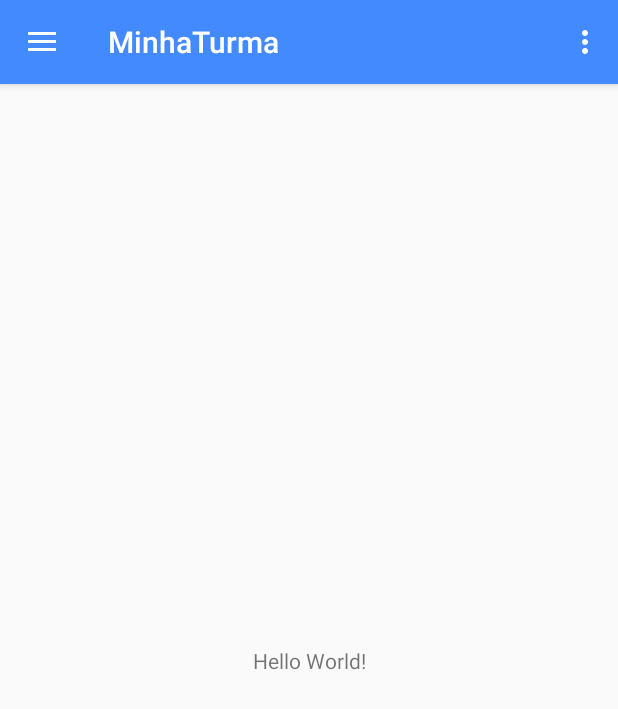
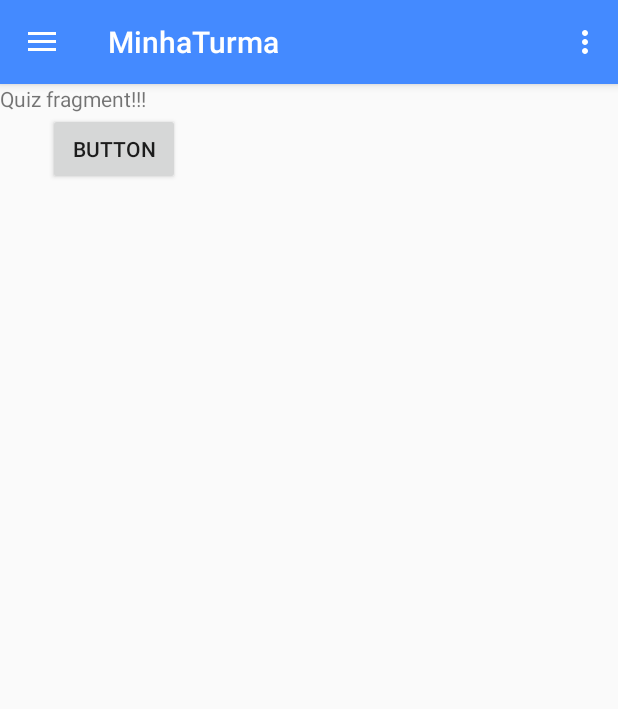
Before and after one commit to minha-turma/professor-app, an Android app: the MainActivity screen opened directly, with no data from a screen before it, in the side drawer, after a tap on "Quiz", on a phone screen of 412 x 824 dp. Shown: the top 709 px of the screen. Run offline under Robolectric (Android 15) with nearby library versions, the phone set to English and light mode, and no system bars.

Commit message:
Add fragments to application

```diff
--- a/app/src/main/java/minhaturma/ufrpe/br/minhaturma/MainActivity.java
+++ b/app/src/main/java/minhaturma/ufrpe/br/minhaturma/MainActivity.java
@@ -1,9 +1,8 @@
 package minhaturma.ufrpe.br.minhaturma;
 
+import android.support.v4.app.FragmentManager;
+import android.support.v4.app.FragmentTransaction;
 import android.os.Bundle;
-import android.support.design.widget.FloatingActionButton;
-import android.support.design.widget.Snackbar;
-import android.view.View;
 import android.support.design.widget.NavigationView;
 import android.support.v4.view.GravityCompat;
 import android.support.v4.widget.DrawerLayout;
@@ -32,6 +31,13 @@
 
         NavigationView navigationView = (NavigationView) findViewById(R.id.nav_view);
         navigationView.setNavigationItemSelectedListener(this);
+
+        navigationView.setCheckedItem(R.id.news);
+
+        FragmentManager fm = getSupportFragmentManager();
+        FragmentTransaction ft = fm.beginTransaction();
+        ft.add(R.id.fragment_container, NewsFragment.getInstance());
+        ft.commit();
     }
 
     @Override
@@ -72,19 +78,22 @@
         // Handle navigation view item clicks here.
         int id = item.getItemId();
 
-        if (id == R.id.nav_camera) {
-            // Handle the camera action
-        } else if (id == R.id.nav_gallery) {
+        FragmentManager fm = getSupportFragmentManager();
+        FragmentTransaction ft = fm.beginTransaction();
 
-        } else if (id == R.id.nav_slideshow) {
+        if (id == R.id.news) {
+            ft.replace(R.id.fragment_container, NewsFragment.getInstance());
+        } else if (id == R.id.presence) {
+            ft.replace(R.id.fragment_container, PresenceFragment.getInstance());
+        } else if (id == R.id.quiz) {
+            ft.replace(R.id.fragment_container, QuizFragment.getInstance());
+        } else if (id == R.id.assignments) {
+            ft.replace(R.id.fragment_container, AssignmentsFragment.getInstance());
+        } else if (id == R.id.messages) {
+            ft.replace(R.id.fragment_container, MessagesFragment.getInstance());
+        }
 
-        } else if (id == R.id.nav_manage) {
-
-        } else if (id == R.id.nav_share) {
-
-        } else if (id == R.id.nav_send) {
-
-        }
+        ft.commit();
 
         DrawerLayout drawer = (DrawerLayout) findViewById(R.id.drawer_layout);
         drawer.closeDrawer(GravityCompat.START);
--- /dev/null
+++ b/app/src/main/java/minhaturma/ufrpe/br/minhaturma/NewsFragment.java
@@ -0,0 +1,25 @@
+package minhaturma.ufrpe.br.minhaturma;
+
+import android.os.Bundle;
+import android.support.v4.app.Fragment;
+import android.view.LayoutInflater;
+import android.view.View;
+import android.view.ViewGroup;
+
+public class NewsFragment extends Fragment {
+
+    static NewsFragment instance;
+
+    public static NewsFragment getInstance() {
+        if (instance == null) {
+            instance = new NewsFragment();
+        }
+        return instance;
+    }
+
+    @Override
+    public View onCreateView(LayoutInflater inflater, ViewGroup container, Bundle savedInstanceState) {
+        return inflater.inflate(R.layout.fragment_news, container, false);
+    }
+
+}
--- /dev/null
+++ b/app/src/main/java/minhaturma/ufrpe/br/minhaturma/QuizFragment.java
@@ -0,0 +1,25 @@
+package minhaturma.ufrpe.br.minhaturma;
+
+import android.support.v4.app.Fragment;
+import android.os.Bundle;
+import android.view.LayoutInflater;
+import android.view.View;
+import android.view.ViewGroup;
+
+public class QuizFragment extends Fragment {
+
+    static QuizFragment instance;
+
+    public static QuizFragment getInstance() {
+        if (instance == null) {
+            instance = new QuizFragment();
+        }
+        return instance;
+    }
+
+    @Override
+    public View onCreateView(LayoutInflater inflater, ViewGroup container, Bundle savedInstanceState) {
+        return inflater.inflate(R.layout.fragment_quiz, container, false);
+    }
+
+}
--- a/app/src/main/res/layout/content_main.xml
+++ b/app/src/main/res/layout/content_main.xml
@@ -3,19 +3,12 @@
     xmlns:android="http://schemas.android.com/apk/res/android"
     xmlns:tools="http://schemas.android.com/tools"
     xmlns:app="http://schemas.android.com/apk/res-auto"
+    android:id="@+id/fragment_container"
     android:layout_width="match_parent"
     android:layout_height="match_parent"
     app:layout_behavior="@string/appbar_scrolling_view_behavior"
     tools:showIn="@layout/app_bar_main"
     tools:context="minhaturma.ufrpe.br.minhaturma.MainActivity">
 
-    <TextView
-        android:layout_width="wrap_content"
-        android:layout_height="wrap_content"
-        android:text="Hello World!"
-        app:layout_constraintBottom_toBottomOf="parent"
-        app:layout_constraintLeft_toLeftOf="parent"
-        app:layout_constraintRight_toRightOf="parent"
-        app:layout_constraintTop_toTopOf="parent" />
 
 </android.support.constraint.ConstraintLayout>
--- /dev/null
+++ b/app/src/main/res/layout/fragment_quiz.xml
@@ -0,0 +1,31 @@
+<?xml version="1.0" encoding="utf-8"?>
+<LinearLayout
+    xmlns:android="http://schemas.android.com/apk/res/android"
+    xmlns:app="http://schemas.android.com/apk/res-auto"
+    xmlns:tools="http://schemas.android.com/tools"
+    android:id="@+id/fragment_container"
+    android:layout_width="match_parent"
+    android:orientation="vertical"
+    android:layout_height="match_parent">
+
+    <TextView
+        android:layout_width="wrap_content"
+        android:layout_height="wrap_content"
+        android:text="Quiz fragment!!!"
+        app:layout_constraintBottom_toBottomOf="parent"
+        app:layout_constraintEnd_toEndOf="parent"
+        app:layout_constraintStart_toStartOf="parent"
+        app:layout_constraintTop_toTopOf="parent" />
+
+    <Button
+        android:id="@+id/button"
+        android:layout_width="wrap_content"
+        android:layout_height="wrap_content"
+        android:layout_marginStart="32dp"
+        android:layout_marginLeft="32dp"
+        android:text="Button"
+        app:layout_constraintStart_toStartOf="parent"
+        tools:layout_editor_absoluteY="402dp" />
+
+
+</LinearLayout>
--- a/app/src/main/res/menu/activity_main_drawer.xml
+++ b/app/src/main/res/menu/activity_main_drawer.xml
@@ -3,23 +3,23 @@
 
     <group android:checkableBehavior="single">
         <item
-            android:id="@+id/nav_camera"
+            android:id="@+id/news"
             android:icon="@drawable/baseline_fiber_new_black_24dp"
             android:title="Novidades" />
         <item
-            android:id="@+id/nav_gallery"
+            android:id="@+id/presence"
             android:icon="@drawable/baseline_beenhere_black_24dp"
             android:title="Presença" />
         <item
-            android:id="@+id/nav_slideshow"
+            android:id="@+id/quiz"
             android:icon="@drawable/baseline_view_list_black_24dp"
             android:title="Quiz" />
         <item
-            android:id="@+id/nav_manage"
+            android:id="@+id/assignments"
             android:icon="@drawable/baseline_book_black_24dp"
             android:title="Minhas pesquisas" />
         <item
-          android:id="@+id/nav_message"
+          android:id="@+id/messages"
           android:icon="@drawable/baseline_mail_black_24dp"
           android:title="Mensagens" />
     </group>
```
Also changed, not shown: app/src/main/java/minhaturma/ufrpe/br/minhaturma/AssignmentsFragment.java (added, +25 -0 lines), app/src/main/java/minhaturma/ufrpe/br/minhaturma/MessagesFragment.java (added, +25 -0 lines), app/src/main/java/minhaturma/ufrpe/br/minhaturma/PresenceFragment.java (added, +25 -0 lines), app/src/main/res/layout/fragment_assignments.xml (added, +21 -0 lines), app/src/main/res/layout/fragment_messages.xml (added, +20 -0 lines), app/src/main/res/layout/fragment_news.xml (added, +21 -0 lines), app/src/main/res/layout/fragment_presence.xml (added, +21 -0 lines).
